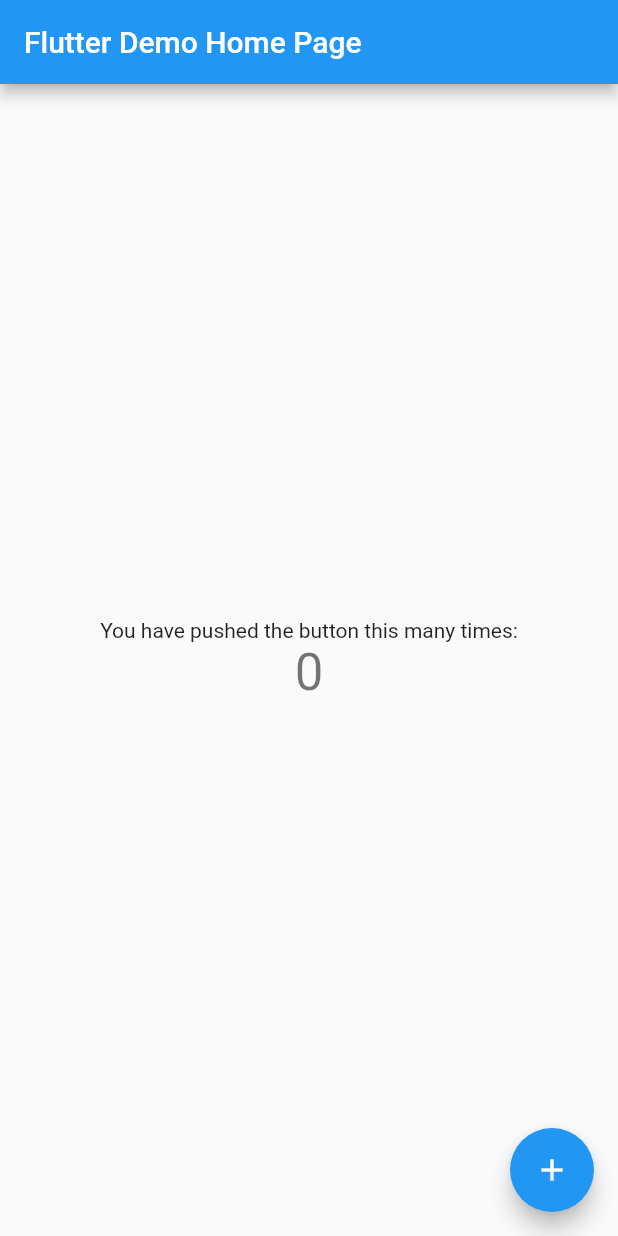
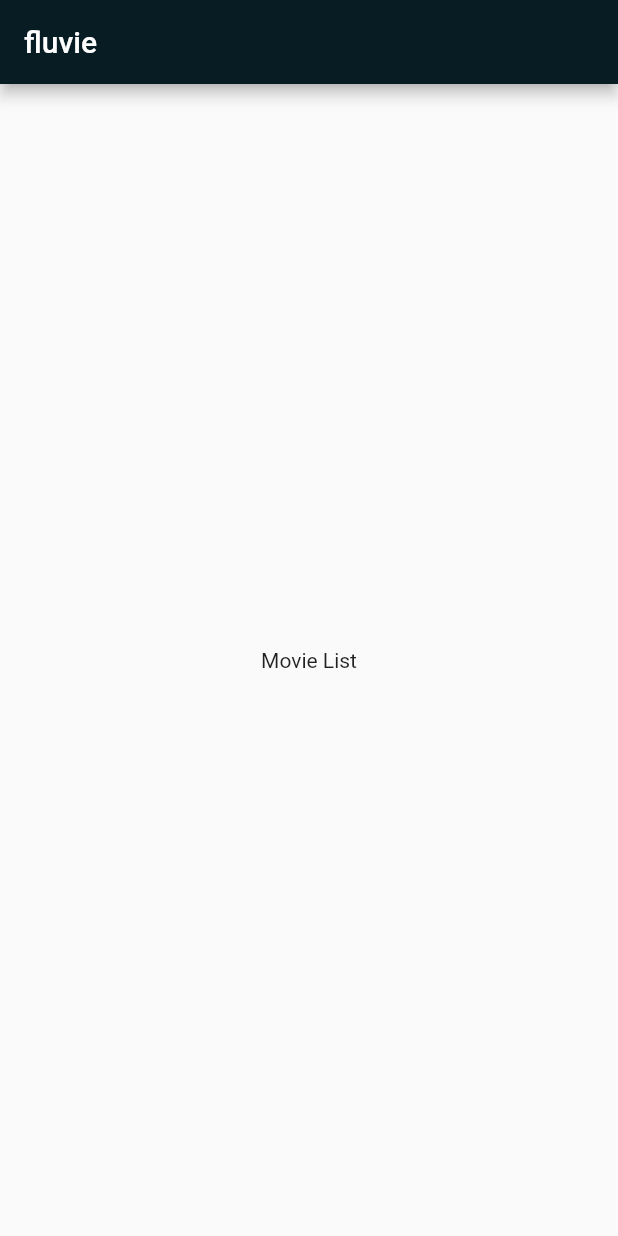
Before and after one commit to ramadani/fluvie, a Flutter app: the screen it shows after launch, on a phone screen of 412 x 824 dp. Run offline on Flutter 3.47's test engine with Material 2 defaults, Android fonts, the phone set to English and light mode, and no system bars; our stand-ins replace equatable.

Commit message:
create movie data provider

```diff
--- /dev/null
+++ b/lib/data/collection/movie_collection.dart
@@ -0,0 +1,18 @@
+import 'package:fluvie/data/model/movie.dart';
+
+class MovieCollection {
+  final int page;
+  final int totalResults;
+  final int totalPages;
+  List<Movie> results;
+
+  MovieCollection(this.page, this.totalResults, this.totalPages);
+
+  void addMovie(Movie movie) {
+    results.add(movie);
+  }
+
+  void addMovies(List<Movie> movies) {
+    results.addAll(movies);
+  }
+}
--- /dev/null
+++ b/lib/data/model/movie.dart
@@ -0,0 +1,20 @@
+import 'package:equatable/equatable.dart';
+
+class Movie extends Equatable {
+  final String title;
+  final String originalTitle;
+  final String posterPath;
+  final String backdropPath;
+  final String overview;
+  final double popularity;
+  final int voteCount;
+  final double voteAverage;
+  String releaseDate;
+
+  Movie(this.title, this.originalTitle, this.posterPath, this.backdropPath,
+      this.overview, this.popularity, this.voteCount, this.voteAverage);
+
+  DateTime getReleaseDate() {
+    return DateTime.parse(releaseDate);
+  }
+}
--- a/lib/main.dart
+++ b/lib/main.dart
@@ -1,4 +1,5 @@
 import 'package:flutter/material.dart';
+import 'package:fluvie/screen/screens.dart';
 
 void main() => runApp(MyApp());
 
@@ -7,105 +8,12 @@ class MyApp extends StatelessWidget {
   @override
   Widget build(BuildContext context) {
     return MaterialApp(
-      title: 'Flutter Demo',
+      title: 'fluvie',
       theme: ThemeData(
-        // This is the theme of your application.
-        //
-        // Try running your application with "flutter run". You'll see the
-        // application has a blue toolbar. Then, without quitting the app, try
-        // changing the primarySwatch below to Colors.green and then invoke
-        // "hot reload" (press "r" in the console where you ran "flutter run",
-        // or simply save your changes to "hot reload" in a Flutter IDE).
-        // Notice that the counter didn't reset back to zero; the application
-        // is not restarted.
-        primarySwatch: Colors.blue,
+        primaryColor: primaryColor,
+        accentColor: secondaryColor,
       ),
-      home: MyHomePage(title: 'Flutter Demo Home Page'),
+      home: MovieListScreen(),
     );
   }
 }
-
-class MyHomePage extends StatefulWidget {
-  MyHomePage({Key key, this.title}) : super(key: key);
-
-  // This widget is the home page of your application. It is stateful, meaning
-  // that it has a State object (defined below) that contains fields that affect
-  // how it looks.
-
-  // This class is the configuration for the state. It holds the values (in this
-  // case the title) provided by the parent (in this case the App widget) and
-  // used by the build method of the State. Fields in a Widget subclass are
-  // always marked "final".
-
-  final String title;
-
-  @override
-  _MyHomePageState createState() => _MyHomePageState();
-}
-
-class _MyHomePageState extends State<MyHomePage> {
-  int _counter = 0;
-
-  void _incrementCounter() {
-    setState(() {
-      // This call to setState tells the Flutter framework that something has
-      // changed in this State, which causes it to rerun the build method below
-      // so that the display can reflect the updated values. If we changed
-      // _counter without calling setState(), then the build method would not be
-      // called again, and so nothing would appear to happen.
-      _counter++;
-    });
-  }
-
-  @override
-  Widget build(BuildContext context) {
-    // This method is rerun every time setState is called, for instance as done
-    // by the _incrementCounter method above.
-    //
-    // The Flutter framework has been optimized to make rerunning build methods
-    // fast, so that you can just rebuild anything that needs updating rather
-    // than having to individually change instances of widgets.
-    return Scaffold(
-      appBar: AppBar(
-        // Here we take the value from the MyHomePage object that was created by
-        // the App.build method, and use it to set our appbar title.
-        title: Text(widget.title),
-      ),
-      body: Center(
-        // Center is a layout widget. It takes a single child and positions it
-        // in the middle of the parent.
-        child: Column(
-          // Column is also layout widget. It takes a list of children and
-          // arranges them vertically. By default, it sizes itself to fit its
-          // children horizontally, and tries to be as tall as its parent.
-          //
-          // Invoke "debug painting" (press "p" in the console, choose the
-          // "Toggle Debug Paint" action from the Flutter Inspector in Android
-          // Studio, or the "Toggle Debug Paint" command in Visual Studio Code)
-          // to see the wireframe for each widget.
-          //
-          // Column has various properties to control how it sizes itself and
-          // how it positions its children. Here we use mainAxisAlignment to
-          // center the children vertically; the main axis here is the vertical
-          // axis because Columns are vertical (the cross axis would be
-          // horizontal).
-          mainAxisAlignment: MainAxisAlignment.center,
-          children: <Widget>[
-            Text(
-              'You have pushed the button this many times:',
-            ),
-            Text(
-              '$_counter',
-              style: Theme.of(context).textTheme.display1,
-            ),
-          ],
-        ),
-      ),
-      floatingActionButton: FloatingActionButton(
-        onPressed: _incrementCounter,
-        tooltip: 'Increment',
-        child: Icon(Icons.add),
-      ), // This trailing comma makes auto-formatting nicer for build methods.
-    );
-  }
-}
--- /dev/null
+++ b/lib/screen/colors.dart
@@ -0,0 +1,4 @@
+import 'package:flutter/material.dart';
+
+final primaryColor = Color(0xFF081c24);
+final secondaryColor = Color(0xFF01d277);
--- /dev/null
+++ b/lib/screen/movie_list/movie_list_screen.dart
@@ -0,0 +1,15 @@
+import 'package:flutter/material.dart';
+
+class MovieListScreen extends StatelessWidget {
+  const MovieListScreen({Key key}) : super(key: key);
+
+  @override
+  Widget build(BuildContext context) {
+    return Scaffold(
+      appBar: AppBar(title: Text("fluvie"),),
+      body: Center(
+        child: Text("Movie List"),
+      ),
+    );
+  }
+}
--- /dev/null
+++ b/lib/screen/screens.dart
@@ -0,0 +1,2 @@
+export './colors.dart';
+export './movie_list/movie_list_screen.dart';
```
Also changed, not shown: lib/data/provider/movie_provider.dart (added, +8 -0 lines), lib/data/provider/network/http_client.dart (added, +26 -0 lines), lib/data/provider/network/movie_provider_network.dart (added, +106 -0 lines).
